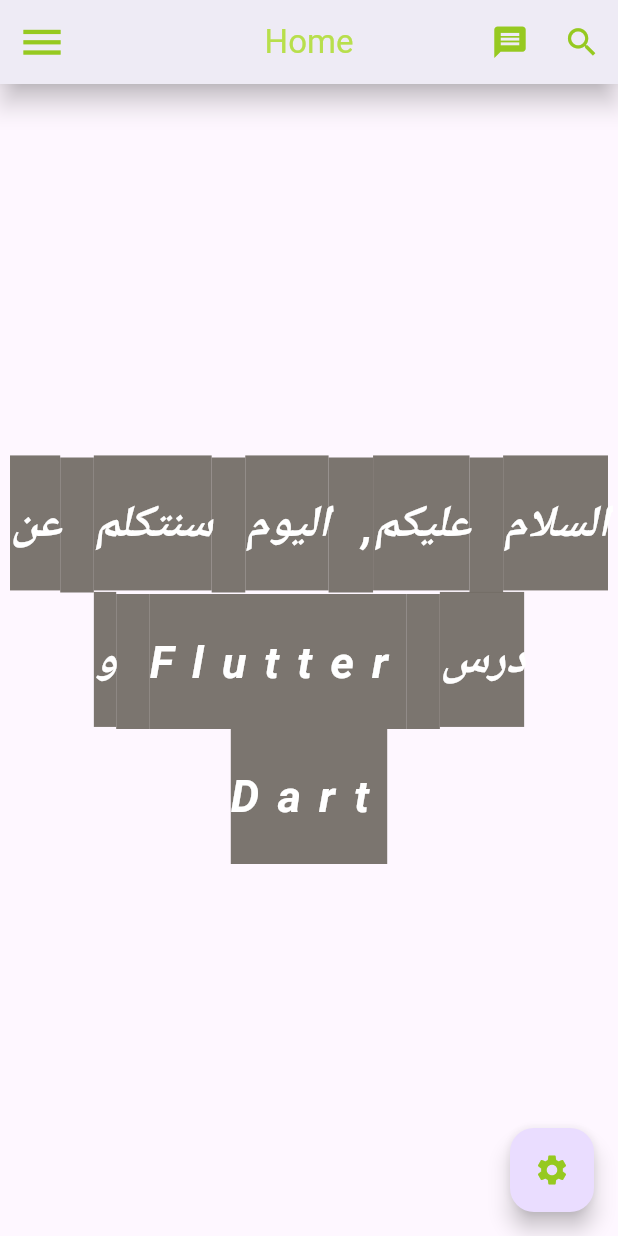
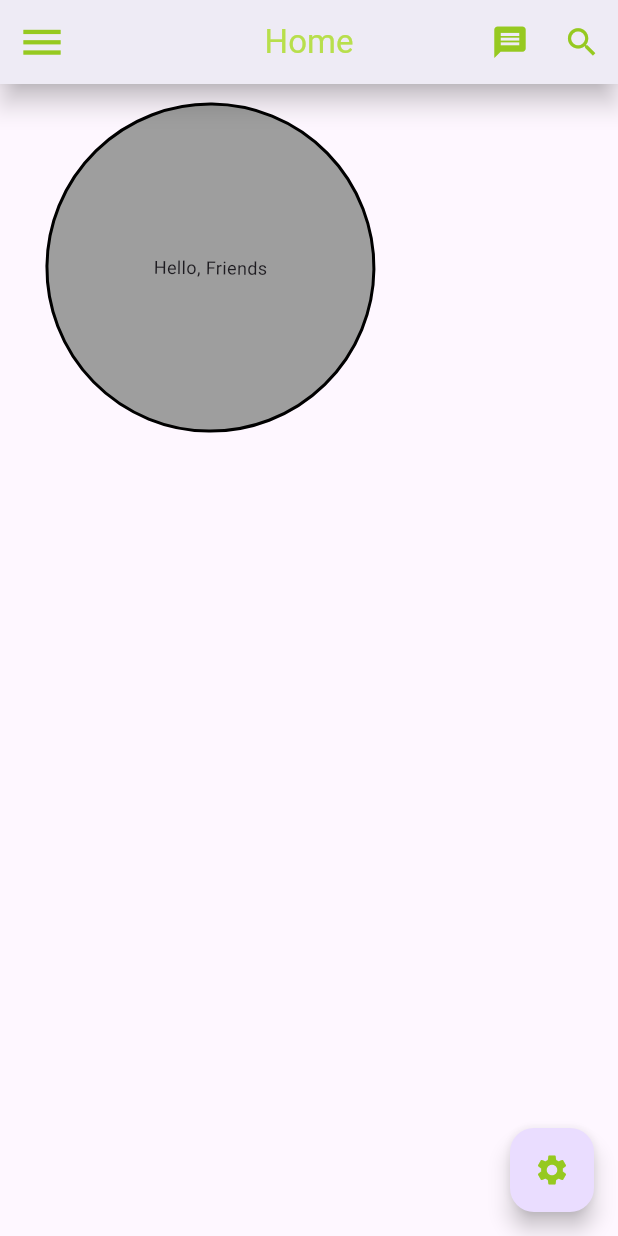
Before and after one commit to sm-hl/simple_project, a Flutter app: the screen it shows after launch, on a phone screen of 412 x 824 dp. Run offline on Flutter 3.47's test engine with Material 3 defaults, Android fonts, the phone set to English and light mode, and no system bars.

Commit message:
Container

```diff
--- a/lib/main.dart
+++ b/lib/main.dart
@@ -70,25 +70,25 @@ class simpleProject extends StatelessWidget {
           color: Color.fromARGB(255, 150, 201, 32),
         ), //go to material icon https://fonts.google.com/icons
       ),
-      body: Center(
-          child: Text(
-        'السلام عليكم, اليوم سنتكلم عن درس Flutter و Dart ',
-        style: TextStyle(
-          fontSize: 30.0,
-          backgroundColor: Color.fromARGB(227, 107, 101, 93),
-          color: Colors.white,
-          decoration: TextDecoration.none,//overline:top, underline:bottom,lineThrough:on,none
-          fontStyle: FontStyle.italic,//italic,normal
-          fontWeight: FontWeight.bold,//bold,normal,w100 -> 900
-          height: 3,//space before & after line
-          letterSpacing: 12.0,
-          wordSpacing: 15.0
+      body: Container(
+        child: Text("Hello, Friends", style: TextStyle(fontSize: 12.0),),
+        // color: Colors.grey,//background color of container,[should be in container or decoration]
+        // margin: EdgeInsets.fromLTRB(10, 12, 3, 0),//all(), fromLTRB(left,top,right,bottom), symmetric(vertical: space in top & bottom,horizental:space in left & right)
+        // margin: EdgeInsets.symmetric(vertical: 22,horizontal: 33),//EdgeInsets.fromLTRB(33, 22, 33, 22)
+        margin: EdgeInsets.all(11),//EdgeInsets.fromLTRB(11, 11, 11, 11)
+        padding: EdgeInsets.all(11),//like padding
+        height: 220.0,
+        width: 261.0,
+        alignment: Alignment.center,//move to topRight,topLeft,topCenter(same for bottom),centerRight,centerLeft,center [rule is vertical then horizental]
+        transform: Matrix4.rotationZ(0.01),//rotate
+        decoration: BoxDecoration(
+          // borderRadius: BorderRadius.circular(23),//should'nt be with shape
+          shape: BoxShape.circle,//rectangle,circle
+          color: Colors.grey,//background color of container
+          border: Border.all(color: Colors.black, width: 2.0),//border color
+        ),
       ),
-        maxLines: 3, //show number of lines
-        overflow: TextOverflow.fade, //for more lines, ellipsis: 3 points, fade:opacity,
-        textAlign: TextAlign.center, //right,left,center
-        textDirection: TextDirection.rtl, //rtl: for arabic, ltr: for other lang
-      )),
+
     );
   }
 }
```
